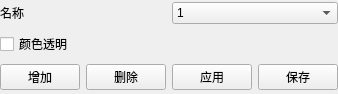
Above: Tools/INimage3D/addvaluesbase.ui from zyq1569/HealthApp before the change. Below: the same form after it.
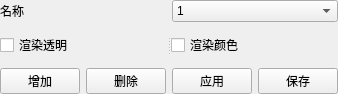
That is the form after the change.

Commit message: fine-tune

The edit to the form file:
```diff
--- a/Tools/INimage3D/addvaluesbase.ui
+++ b/Tools/INimage3D/addvaluesbase.ui
@@ -6,7 +6,7 @@
    <rect>
     <x>0</x>
     <y>0</y>
-    <width>259</width>
+    <width>338</width>
     <height>94</height>
    </rect>
   </property>
@@ -57,10 +57,20 @@
     </layout>
    </item>
    <item>
-    <widget class="QCheckBox" name="checkBox">
-     <property name="text">
-      <string>颜色透明</string>
+    <widget class="QSplitter" name="splitter">
+     <property name="orientation">
+      <enum>Qt::Horizontal</enum>
      </property>
+     <widget class="QCheckBox" name="m_colorOpacityCK">
+      <property name="text">
+       <string>渲染透明</string>
+      </property>
+     </widget>
+     <widget class="QCheckBox" name="m_colorAddCK">
+      <property name="text">
+       <string>渲染颜色</string>
+      </property>
+     </widget>
     </widget>
    </item>
    <item>
```
The commit also changes 1 other file.
